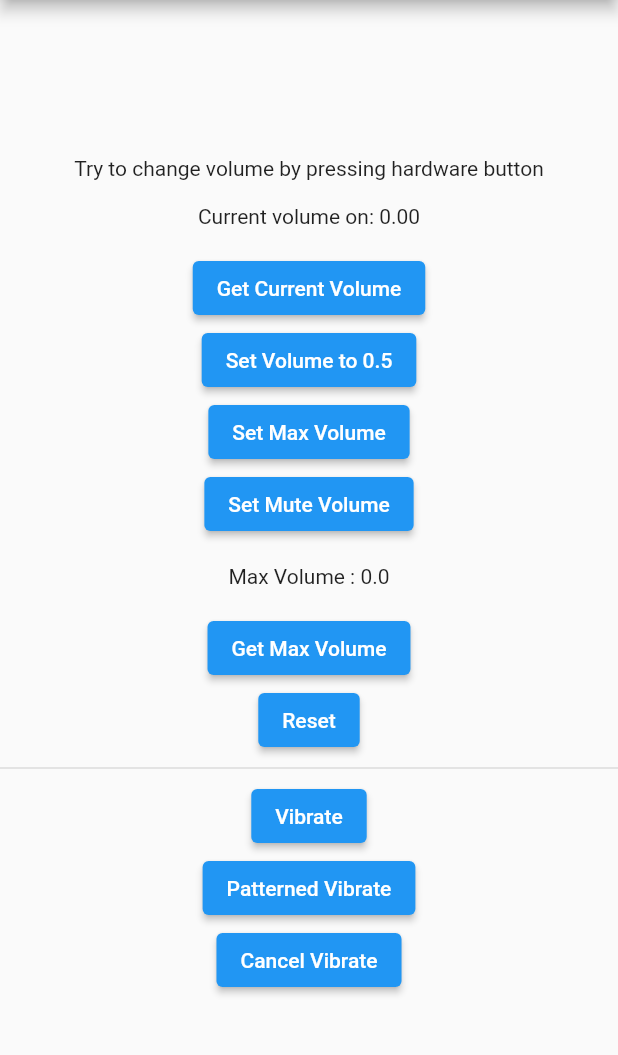
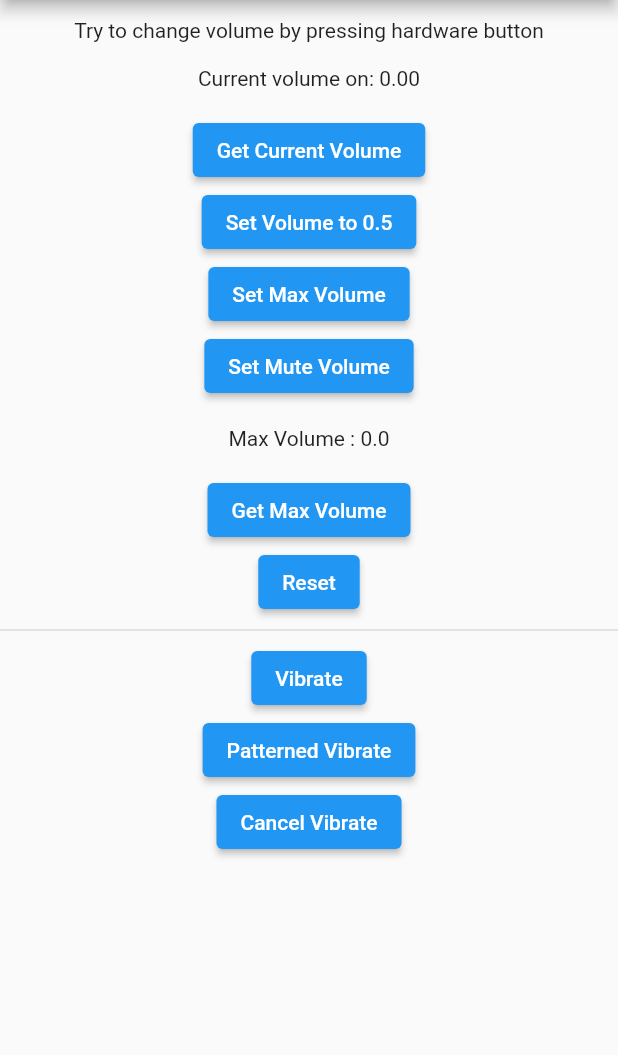
Before and after one commit to TEGRAXD/resonance, a Flutter app: the screen it shows after launch, on a phone screen of 412 x 824 dp, the part 84-1139 px from its top. Run offline on Flutter 3.47's test engine with Material 2 defaults, Android fonts, the phone set to English and light mode, and no system bars.

```diff
--- a/example/lib/main.dart
+++ b/example/lib/main.dart
@@ -39,10 +39,11 @@ class _MyAppState extends State<MyApp> {
         appBar: AppBar(
           title: const Text('Resonance'),
         ),
-        body: Center(
+        body: SingleChildScrollView(
           child: Column(
             mainAxisAlignment: MainAxisAlignment.center,
             children: [
+              const Padding(padding: EdgeInsets.only(top: 12.0)),
               const Text('Try to change volume by pressing hardware button\n'),
               Text('Current volume on: ${_volumeLevel.toStringAsFixed(2)}\n'),
               ElevatedButton(
```
Also changed, not shown: 1 other file.
